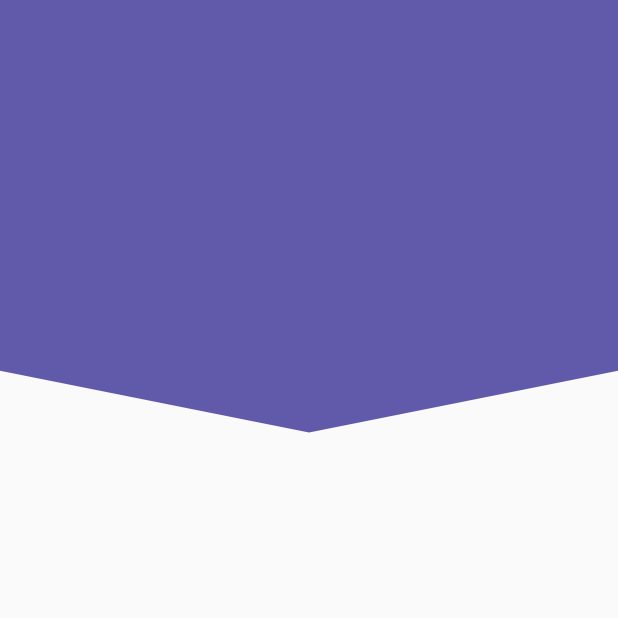
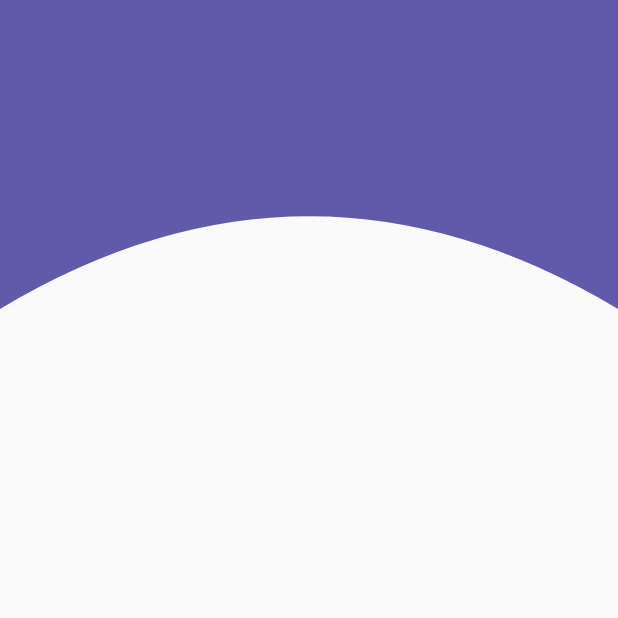
Before and after one commit to charger513/disenos_app, a Flutter app: the screen it shows after launch, on a phone screen of 412 x 824 dp, the top half of it. Run offline on Flutter 3.47's test engine with Material 2 defaults, Android fonts, the phone set to English and light mode, and no system bars.

Commit message:
Header Curvo

```diff
--- a/lib/src/pages/headers_page.dart
+++ b/lib/src/pages/headers_page.dart
@@ -5,7 +5,7 @@ class HeadersPage extends StatelessWidget {
   @override
   Widget build(BuildContext context) {
     return Scaffold(
-      body: HeaderPico()
+      body: HeaderCurvo()
     );
   }
 }
--- a/lib/src/widgets/headers.dart
+++ b/lib/src/widgets/headers.dart
@@ -142,3 +142,42 @@ class _HeaderPicoPainter extends CustomPainter {
     return true;
   }
 }
+
+class HeaderCurvo extends StatelessWidget {
+  @override
+  Widget build(BuildContext context) {
+    return Container(
+      height: double.infinity,
+      width: double.infinity,
+      child: CustomPaint(
+        painter: _HeaderCurvoPainter(),
+      ),
+    );
+  }
+}
+
+class _HeaderCurvoPainter extends CustomPainter {
+  @override
+  void paint(Canvas canvas, Size size) {
+    final paint = Paint();
+
+    // Propiedades
+    paint.color = Color(0xFF615AAB);
+    paint.style = PaintingStyle.fill;
+    paint.strokeWidth = 10;
+
+    final path = Path();
+
+    // Dibujar con el path y el lapiz (paint)
+    path.lineTo(0, size.height * 0.25);
+    path.quadraticBezierTo(size.width * 0.5, size.height * 0.10, size.width, size.height * 0.25);
+    path.lineTo(size.width, 0);
+
+    canvas.drawPath(path, paint);
+  }
+
+  @override
+  bool shouldRepaint(CustomPainter oldDelegate) {
+    return true;
+  }
+}
```
